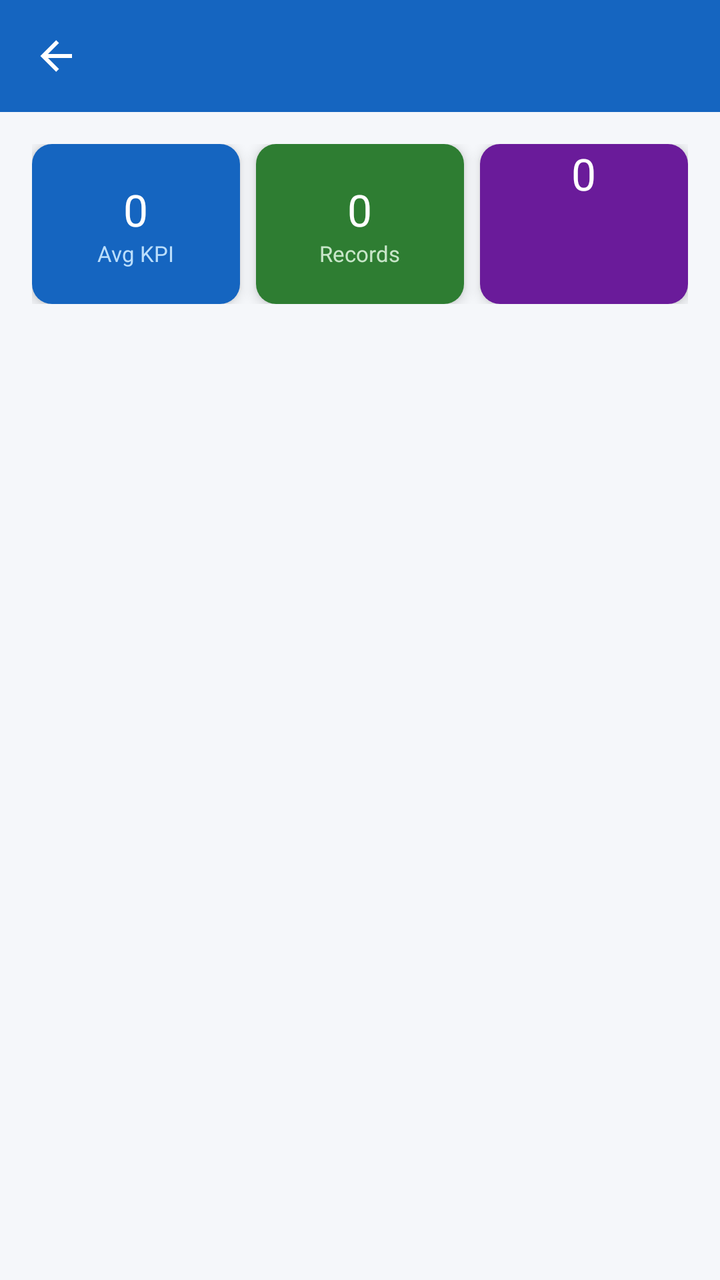
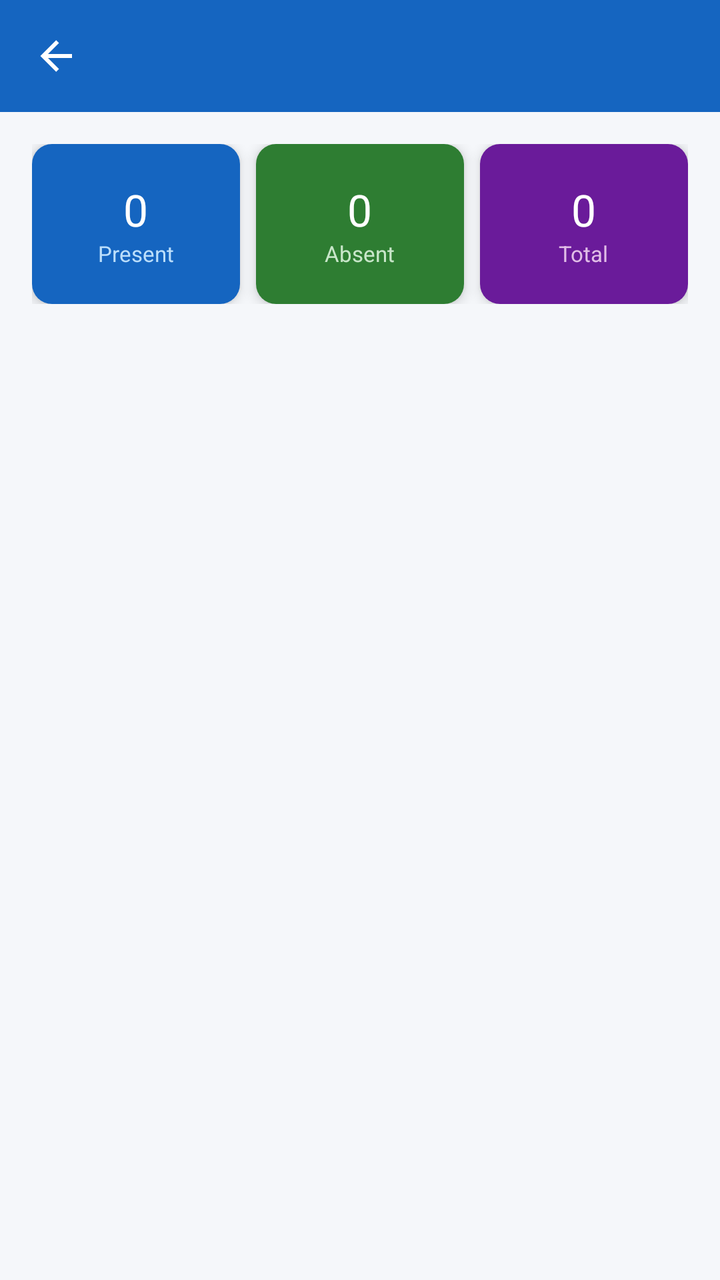

Two renders of the same Android screen: before a commit and after it. Below are the layout's source before the change and the commit's diff.
<!-- AndroidManifest.xml: application theme Theme.WorkVerse -->
<!-- res/layout/activity_ceo_attendance.xml -->
<?xml version="1.0" encoding="utf-8"?>
<LinearLayout xmlns:android="http://schemas.android.com/apk/res/android"
    xmlns:app="http://schemas.android.com/apk/res-auto"
    android:layout_width="match_parent" android:layout_height="match_parent"
    android:orientation="vertical" android:background="@color/background">
    <androidx.appcompat.widget.Toolbar android:id="@+id/toolbar"
        android:layout_width="match_parent" android:layout_height="?attr/actionBarSize"
        android:background="@color/primary" app:titleTextColor="@color/white"
        app:navigationIcon="@drawable/ic_back"/>
    <ProgressBar android:id="@+id/progressBar" android:layout_width="wrap_content"
        android:layout_height="wrap_content" android:layout_gravity="center"
        android:visibility="gone"/>
    <LinearLayout android:layout_width="match_parent" android:layout_height="wrap_content"
        android:orientation="horizontal" android:padding="16dp">
        <androidx.cardview.widget.CardView android:layout_width="0dp" android:layout_height="80dp"
            android:layout_weight="1" android:layout_marginEnd="8dp"
            app:cardCornerRadius="10dp" app:cardElevation="4dp">
            <LinearLayout android:layout_width="match_parent" android:layout_height="match_parent"
                android:gravity="center" android:orientation="vertical" android:background="@color/card_blue">
                <TextView android:id="@+id/tvAvgKpi" android:layout_width="wrap_content"
                    android:layout_height="wrap_content" android:text="0" android:textColor="@color/white"
                    android:textSize="22sp" android:fontFamily="sans-serif-bold"/>
                <TextView android:layout_width="wrap_content" android:layout_height="wrap_content"
                    android:text="Avg KPI" android:textColor="#BBDEFB" android:textSize="11sp"/>
            </LinearLayout>
        </androidx.cardview.widget.CardView>
        <androidx.cardview.widget.CardView android:layout_width="0dp" android:layout_height="80dp"
            android:layout_weight="1" app:cardCornerRadius="10dp" app:cardElevation="4dp">
            <LinearLayout android:layout_width="match_parent" android:layout_height="match_parent"
                android:gravity="center" android:orientation="vertical" android:background="@color/card_green">
                <TextView android:id="@+id/tvTotalRecords" android:layout_width="wrap_content"
                    android:layout_height="wrap_content" android:text="0" android:textColor="@color/white"
                    android:textSize="22sp" android:fontFamily="sans-serif-bold"/>
                <TextView android:layout_width="wrap_content" android:layout_height="wrap_content"
                    android:text="Records" android:textColor="#C8E6C9" android:textSize="11sp"/>
            </LinearLayout>
        </androidx.cardview.widget.CardView>
        <androidx.cardview.widget.CardView android:layout_width="0dp" android:layout_height="80dp"
            android:layout_weight="1" android:layout_marginStart="8dp"
            app:cardCornerRadius="10dp" app:cardElevation="4dp">
            <LinearLayout android:layout_width="match_parent" android:layout_height="match_parent"
                android:gravity="center" android:orientation="vertical" android:background="@color/card_purple">
                <TextView android:id="@+id/tvPositive" android:layout_width="wrap_content"
                    android:layout_height="wrap_content" android:text="0" android:textColor="@color/white"
                    android:textSize="22sp" android:fontFamily="sans-serif-bold"/>
                <TextView android:id="@+id/tvNegative" android:layout_width="wrap_content"
                    android:layout_height="wrap_content" android:text="" android:textColor="#E1BEE7" android:textSize="10sp"/>
                <TextView android:id="@+id/tvNeutral" android:layout_width="wrap_content"
                    android:layout_height="wrap_content" android:text="" android:textColor="#E1BEE7" android:textSize="10sp"/>
                <TextView android:id="@+id/tvPresentCount" android:layout_width="wrap_content"
                    android:layout_height="wrap_content" android:text="" android:textColor="#E1BEE7" android:textSize="10sp"/>
                <TextView android:id="@+id/tvAbsentCount" android:layout_width="wrap_content"
                    android:layout_height="wrap_content" android:text="" android:textColor="#E1BEE7" android:textSize="10sp"/>
                <TextView android:id="@+id/tvTotalSales" android:layout_width="wrap_content"
                    android:layout_height="wrap_content" android:text="" android:textColor="#E1BEE7" android:textSize="10sp"/>
                <TextView android:id="@+id/tvTotalAmount" android:layout_width="wrap_content"
                    android:layout_height="wrap_content" android:text="" android:textColor="#E1BEE7" android:textSize="10sp"/>
                <TextView android:id="@+id/tvName" android:layout_width="wrap_content"
                    android:layout_height="wrap_content" android:text="" android:textColor="#E1BEE7" android:textSize="10sp"/>
                <TextView android:id="@+id/tvEmail" android:layout_width="wrap_content"
                    android:layout_height="wrap_content" android:text="" android:textColor="#E1BEE7" android:textSize="10sp"/>
                <TextView android:id="@+id/tvRole" android:layout_width="wrap_content"
                    android:layout_height="wrap_content" android:text="" android:textColor="#E1BEE7" android:textSize="10sp"/>
            </LinearLayout>
        </androidx.cardview.widget.CardView>
    </LinearLayout>
    <TextView android:id="@+id/tvEmpty" android:layout_width="wrap_content"
        android:layout_height="wrap_content" android:text="No data available"
        android:textColor="@color/text_secondary" android:layout_gravity="center"
        android:layout_marginTop="30dp" android:visibility="gone"/>
    <androidx.recyclerview.widget.RecyclerView android:id="@+id/recyclerView"
        android:layout_width="match_parent" android:layout_height="0dp"
        android:layout_weight="1" android:padding="12dp" android:clipToPadding="false"/>
</LinearLayout>
<!-- resources referenced by this layout -->
<resources>
  <color name="background">#F5F7FA</color>
  <color name="card_blue">#1565C0</color>
  <color name="card_green">#2E7D32</color>
  <color name="card_purple">#6A1B9A</color>
  <color name="primary">#1565C0</color>
  <color name="text_secondary">#757575</color>
  <color name="white">#FFFFFF</color>
  <!-- drawable ic_back (drawable) -->
  <?xml version="1.0" encoding="utf-8"?>
  <vector xmlns:android="http://schemas.android.com/apk/res/android" android:width="24dp" android:height="24dp" android:viewportWidth="24" android:viewportHeight="24">
      <path android:fillColor="#FFFFFF" android:pathData="M20,11V13H8L13.5,18.5L12.08,19.92L4.16,12L12.08,4.08L13.5,5.5L8,11H20Z"/>
  </vector>
  <style name="Theme.WorkVerse" parent="Theme.MaterialComponents.Light.NoActionBar">
          <item name="colorPrimary">@color/primary</item>
          <item name="colorPrimaryVariant">@color/primary_dark</item>
          <item name="colorOnPrimary">@color/white</item>
          <item name="colorSecondary">@color/accent</item>
          <item name="android:colorBackground">@color/background</item>
          <item name="android:statusBarColor">@color/primary_dark</item>
      </style>
  <color name="primary_dark">#0D47A1</color>
  <color name="accent">#FF8F00</color>
</resources>

<!-- the commit's change to res/layout/activity_ceo_attendance.xml (unified diff, before → after) -->
@@ -1,74 +1,145 @@
-<?xml version="1.0" encoding="utf-8"?>
 <LinearLayout xmlns:android="http://schemas.android.com/apk/res/android"
     xmlns:app="http://schemas.android.com/apk/res-auto"
-    android:layout_width="match_parent" android:layout_height="match_parent"
-    android:orientation="vertical" android:background="@color/background">
-    <androidx.appcompat.widget.Toolbar android:id="@+id/toolbar"
-        android:layout_width="match_parent" android:layout_height="?attr/actionBarSize"
-        android:background="@color/primary" app:titleTextColor="@color/white"
-        app:navigationIcon="@drawable/ic_back"/>
-    <ProgressBar android:id="@+id/progressBar" android:layout_width="wrap_content"
-        android:layout_height="wrap_content" android:layout_gravity="center"
-        android:visibility="gone"/>
-    <LinearLayout android:layout_width="match_parent" android:layout_height="wrap_content"
-        android:orientation="horizontal" android:padding="16dp">
-        <androidx.cardview.widget.CardView android:layout_width="0dp" android:layout_height="80dp"
-            android:layout_weight="1" android:layout_marginEnd="8dp"
-            app:cardCornerRadius="10dp" app:cardElevation="4dp">
-            <LinearLayout android:layout_width="match_parent" android:layout_height="match_parent"
-                android:gravity="center" android:orientation="vertical" android:background="@color/card_blue">
-                <TextView android:id="@+id/tvAvgKpi" android:layout_width="wrap_content"
-                    android:layout_height="wrap_content" android:text="0" android:textColor="@color/white"
-                    android:textSize="22sp" android:fontFamily="sans-serif-bold"/>
-                <TextView android:layout_width="wrap_content" android:layout_height="wrap_content"
-                    android:text="Avg KPI" android:textColor="#BBDEFB" android:textSize="11sp"/>
+    android:layout_width="match_parent"
+    android:layout_height="match_parent"
+    android:background="@color/background"
+    android:orientation="vertical">
+
+    <androidx.appcompat.widget.Toolbar
+        android:id="@+id/toolbar"
+        android:layout_width="match_parent"
+        android:layout_height="?attr/actionBarSize"
+        android:background="@color/primary"
+        app:navigationIcon="@drawable/ic_back"
+        app:titleTextColor="@color/white" />
+
+    <ProgressBar
+        android:id="@+id/progressBar"
+        android:layout_width="wrap_content"
+        android:layout_height="wrap_content"
+        android:layout_gravity="center"
+        android:visibility="gone" />
+
+    <LinearLayout
+        android:layout_width="match_parent"
+        android:layout_height="wrap_content"
+        android:orientation="horizontal"
+        android:padding="16dp">
+
+        <androidx.cardview.widget.CardView
+            android:layout_width="0dp"
+            android:layout_height="80dp"
+            android:layout_marginEnd="8dp"
+            android:layout_weight="1"
+            app:cardCornerRadius="10dp"
+            app:cardElevation="4dp">
+
+            <LinearLayout
+                android:layout_width="match_parent"
+                android:layout_height="match_parent"
+                android:background="@color/card_blue"
+                android:gravity="center"
+                android:orientation="vertical">
+
+                <TextView
+                    android:id="@+id/tvPresentCount"
+                    android:layout_width="wrap_content"
+                    android:layout_height="wrap_content"
+                    android:fontFamily="sans-serif-bold"
+                    android:text="0"
+                    android:textColor="@color/white"
+                    android:textSize="22sp" />
+
+                <TextView
+                    android:layout_width="wrap_content"
+                    android:layout_height="wrap_content"
+                    android:text="Present"
+                    android:textColor="#BBDEFB"
+                    android:textSize="11sp" />
             </LinearLayout>
         </androidx.cardview.widget.CardView>
-        <androidx.cardview.widget.CardView android:layout_width="0dp" android:layout_height="80dp"
-            android:layout_weight="1" app:cardCornerRadius="10dp" app:cardElevation="4dp">
-            <LinearLayout android:layout_width="match_parent" android:layout_height="match_parent"
-                android:gravity="center" android:orientation="vertical" android:background="@color/card_green">
-                <TextView android:id="@+id/tvTotalRecords" android:layout_width="wrap_content"
-                    android:layout_height="wrap_content" android:text="0" android:textColor="@color/white"
-                    android:textSize="22sp" android:fontFamily="sans-serif-bold"/>
-                <TextView android:layout_width="wrap_content" android:layout_height="wrap_content"
-                    android:text="Records" android:textColor="#C8E6C9" android:textSize="11sp"/>
+
+        <androidx.cardview.widget.CardView
+            android:layout_width="0dp"
+            android:layout_height="80dp"
+            android:layout_weight="1"
+            app:cardCornerRadius="10dp"
+            app:cardElevation="4dp">
+
+            <LinearLayout
+                android:layout_width="match_parent"
+                android:layout_height="match_parent"
+                android:background="@color/card_green"
+                android:gravity="center"
+                android:orientation="vertical">
+
+                <TextView
+                    android:id="@+id/tvAbsentCount"
+                    android:layout_width="wrap_content"
+                    android:layout_height="wrap_content"
+                    android:fontFamily="sans-serif-bold"
+                    android:text="0"
+                    android:textColor="@color/white"
+                    android:textSize="22sp" />
+
+                <TextView
+                    android:layout_width="wrap_content"
+                    android:layout_height="wrap_content"
+                    android:text="Absent"
+                    android:textColor="#C8E6C9"
+                    android:textSize="11sp" />
             </LinearLayout>
         </androidx.cardview.widget.CardView>
-        <androidx.cardview.widget.CardView android:layout_width="0dp" android:layout_height="80dp"
-            android:layout_weight="1" android:layout_marginStart="8dp"
-            app:cardCornerRadius="10dp" app:cardElevation="4dp">
-            <LinearLayout android:layout_width="match_parent" android:layout_height="match_parent"
-                android:gravity="center" android:orientation="vertical" android:background="@color/card_purple">
-                <TextView android:id="@+id/tvPositive" android:layout_width="wrap_content"
-                    android:layout_height="wrap_content" android:text="0" android:textColor="@color/white"
-                    android:textSize="22sp" android:fontFamily="sans-serif-bold"/>
-                <TextView android:id="@+id/tvNegative" android:layout_width="wrap_content"
-                    android:layout_height="wrap_content" android:text="" android:textColor="#E1BEE7" android:textSize="10sp"/>
-                <TextView android:id="@+id/tvNeutral" android:layout_width="wrap_content"
-                    android:layout_height="wrap_content" android:text="" android:textColor="#E1BEE7" android:textSize="10sp"/>
-                <TextView android:id="@+id/tvPresentCount" android:layout_width="wrap_content"
-                    android:layout_height="wrap_content" android:text="" android:textColor="#E1BEE7" android:textSize="10sp"/>
-                <TextView android:id="@+id/tvAbsentCount" android:layout_width="wrap_content"
-                    android:layout_height="wrap_content" android:text="" android:textColor="#E1BEE7" android:textSize="10sp"/>
-                <TextView android:id="@+id/tvTotalSales" android:layout_width="wrap_content"
-                    android:layout_height="wrap_content" android:text="" android:textColor="#E1BEE7" android:textSize="10sp"/>
-                <TextView android:id="@+id/tvTotalAmount" android:layout_width="wrap_content"
-                    android:layout_height="wrap_content" android:text="" android:textColor="#E1BEE7" android:textSize="10sp"/>
-                <TextView android:id="@+id/tvName" android:layout_width="wrap_content"
-                    android:layout_height="wrap_content" android:text="" android:textColor="#E1BEE7" android:textSize="10sp"/>
-                <TextView android:id="@+id/tvEmail" android:layout_width="wrap_content"
-                    android:layout_height="wrap_content" android:text="" android:textColor="#E1BEE7" android:textSize="10sp"/>
-                <TextView android:id="@+id/tvRole" android:layout_width="wrap_content"
-                    android:layout_height="wrap_content" android:text="" android:textColor="#E1BEE7" android:textSize="10sp"/>
+
+        <androidx.cardview.widget.CardView
+            android:layout_width="0dp"
+            android:layout_height="80dp"
+            android:layout_marginStart="8dp"
+            android:layout_weight="1"
+            app:cardCornerRadius="10dp"
+            app:cardElevation="4dp">
+
+            <LinearLayout
+                android:layout_width="match_parent"
+                android:layout_height="match_parent"
+                android:background="@color/card_purple"
+                android:gravity="center"
+                android:orientation="vertical">
+
+                <TextView
+                    android:id="@+id/tvTotalRecords"
+                    android:layout_width="wrap_content"
+                    android:layout_height="wrap_content"
+                    android:fontFamily="sans-serif-bold"
+                    android:text="0"
+                    android:textColor="@color/white"
+                    android:textSize="22sp" />
+
+                <TextView
+                    android:layout_width="wrap_content"
+                    android:layout_height="wrap_content"
+                    android:text="Total"
+                    android:textColor="#E1BEE7"
+                    android:textSize="11sp" />
             </LinearLayout>
         </androidx.cardview.widget.CardView>
     </LinearLayout>
-    <TextView android:id="@+id/tvEmpty" android:layout_width="wrap_content"
-        android:layout_height="wrap_content" android:text="No data available"
-        android:textColor="@color/text_secondary" android:layout_gravity="center"
-        android:layout_marginTop="30dp" android:visibility="gone"/>
-    <androidx.recyclerview.widget.RecyclerView android:id="@+id/recyclerView"
-        android:layout_width="match_parent" android:layout_height="0dp"
-        android:layout_weight="1" android:padding="12dp" android:clipToPadding="false"/>
+
+    <TextView
+        android:id="@+id/tvEmpty"
+        android:layout_width="wrap_content"
+        android:layout_height="wrap_content"
+        android:layout_gravity="center"
+        android:layout_marginTop="30dp"
+        android:text="No data available"
+        android:textColor="@color/text_secondary"
+        android:visibility="gone" />
+
+    <androidx.recyclerview.widget.RecyclerView
+        android:id="@+id/recyclerView"
+        android:layout_width="match_parent"
+        android:layout_height="0dp"
+        android:layout_weight="1"
+        android:clipToPadding="false"
+        android:padding="12dp" />
 </LinearLayout>
